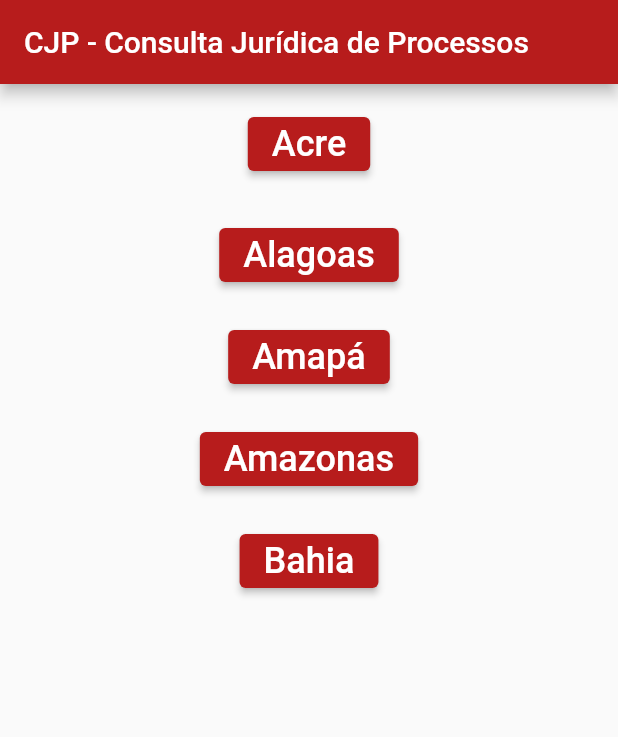
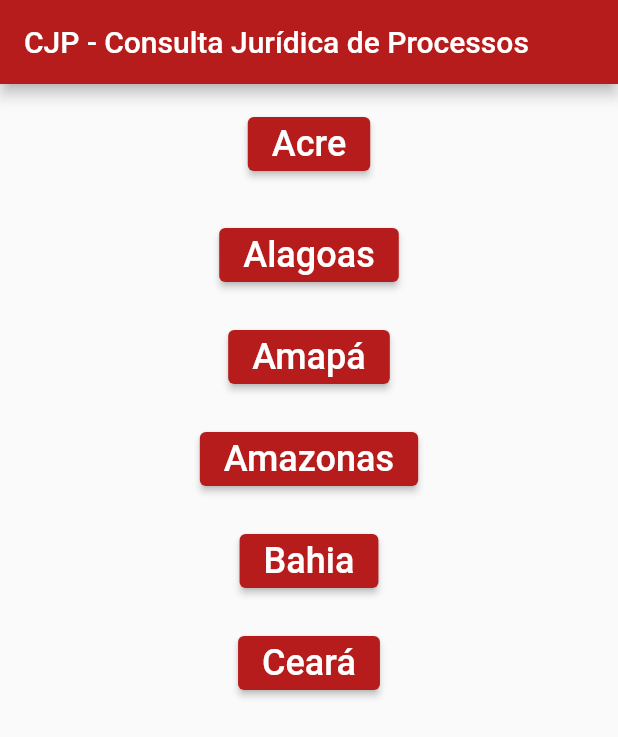
Before and after one commit to HeroRickyGAMES/Projeto-CPJ-Consulta-Juridica-de-Processos, a Flutter app: the screen it shows after launch, on a phone screen of 412 x 824 dp. Shown: the top 737 px of the screen. Run offline on Flutter 3.47's test engine with Material 2 defaults, Android fonts, the light colour scheme and no system bars; our stand-ins replace webview_flutter.

Commit message:
Adição do Ceará

```diff
--- a/lib/main.dart
+++ b/lib/main.dart
@@ -4,6 +4,7 @@ import './Acre.dart';
 import './Alagoas.dart';
 import './amapa.dart';
 import './Bahia.dart';
+import './Ceara.dart';
 
 //Programado por HeroRickyGames
 
@@ -73,6 +74,14 @@ class mainActivity extends State<WebViewApp> {
     Navigator.push(context,
         MaterialPageRoute(builder: (context){
           return Bahia();
+        }));
+
+  }
+  void CearaBTN()  {
+
+    Navigator.push(context,
+        MaterialPageRoute(builder: (context){
+          return Ceara();
         }));
 
   }
@@ -177,6 +186,23 @@ class mainActivity extends State<WebViewApp> {
               ),
             ),
           ),
+          Container(
+            alignment: Alignment.center,
+            padding: EdgeInsets.all(10),
+            child:
+            ElevatedButton(
+              onPressed: CearaBTN,
+              child: Text(
+                'Ceará',
+                style: TextStyle(
+                  fontSize: 24,
+                ),
+              ),
+              style: ElevatedButton.styleFrom(
+                backgroundColor: Colors.red[900],
+              ),
+            ),
+          ),
         ]
       ),
     );
```
Also changed, not shown: lib/Ceara.dart (added, +105 -0 lines).
